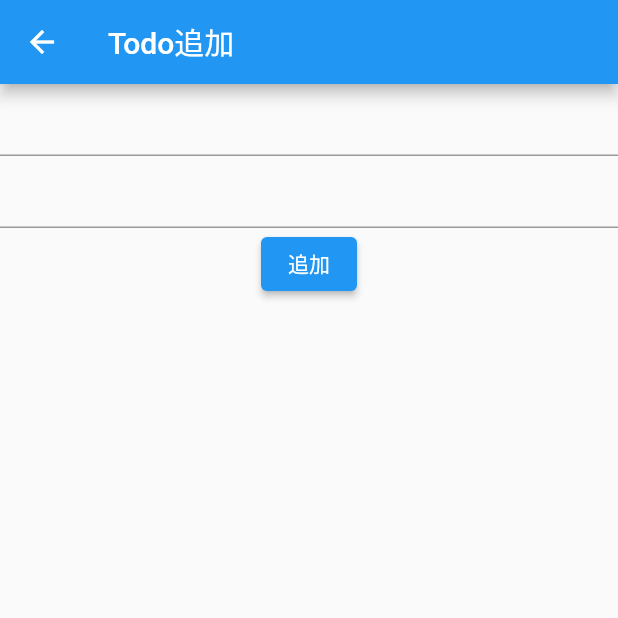
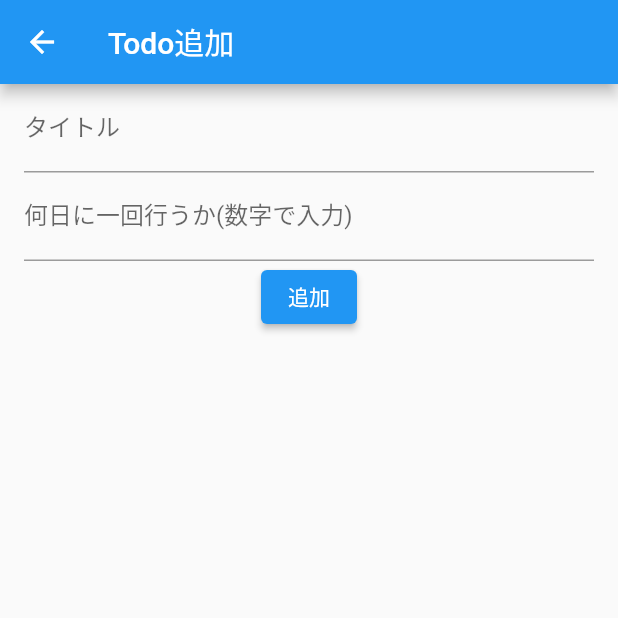
Before and after one commit to Murasya/todo_app, a Flutter app: the AddTodoPage screen opened by its route, on a phone screen of 412 x 824 dp, the top half of it. Run offline on Flutter 3.47's test engine with Material 2 defaults, Android fonts, the phone set to English and light mode, and no system bars; our stand-ins replace flutter_riverpod, sqflite; accounts and stored records are empty.

Commit message:
追加画面の文字入力にヒントを追加

```diff
--- a/lib/views/add_todo_page.dart
+++ b/lib/views/add_todo_page.dart
@@ -19,14 +19,22 @@ class AddTodoPage extends ConsumerWidget {
       appBar: AppBar(
         title: const Text("Todo追加"),
       ),
-      body: Column(
+      body: Container(
+        padding: const EdgeInsets.symmetric(horizontal: 16.0),
+        child: Column(
           children: [
             TextField(
+              decoration: const InputDecoration(
+                labelText: 'タイトル',
+              ),
               onChanged: (_text) {
                 _title = _text;
               },
             ),
             TextField(
+              decoration: const InputDecoration(
+                labelText: "何日に一回行うか(数字で入力)",
+              ),
               keyboardType: TextInputType.number,
               inputFormatters: [FilteringTextInputFormatter.digitsOnly],
               onChanged: (_text) {
@@ -48,6 +56,7 @@ class AddTodoPage extends ConsumerWidget {
             ),
           ],
         ),
+      ),
     );
   }
 }
```
Lines whose indentation alone changed are shown as unchanged.
